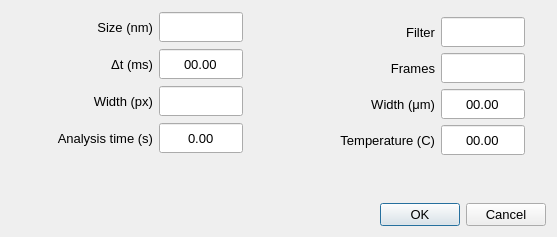
Old version of the form ui/app_config.ui in the repository lassisg/mpthub.
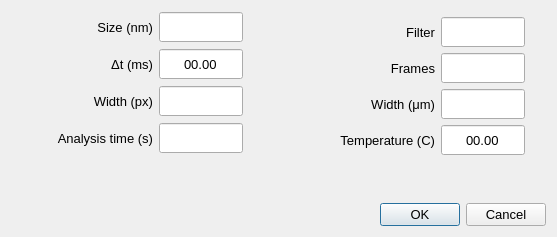
New version of the form. Icons and pictures are not drawn.

Commit message: Fixed Analysis time mask.

```diff
--- a/ui/app_config.ui
+++ b/ui/app_config.ui
@@ -234,10 +234,10 @@
           </font>
          </property>
          <property name="inputMask">
-          <string>0.##</string>
+          <string/>
          </property>
          <property name="text">
-          <string>0.00</string>
+          <string/>
          </property>
          <property name="alignment">
           <set>Qt::AlignCenter</set>
@@ -431,10 +431,10 @@
           </font>
          </property>
          <property name="inputMask">
-          <string>##.##</string>
+          <string/>
          </property>
          <property name="text">
-          <string>00.00</string>
+          <string/>
          </property>
          <property name="alignment">
           <set>Qt::AlignCenter</set>
```
